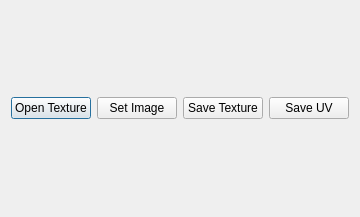
Old version of the form src/TextureDialog.ui in the repository Ovilia/April.
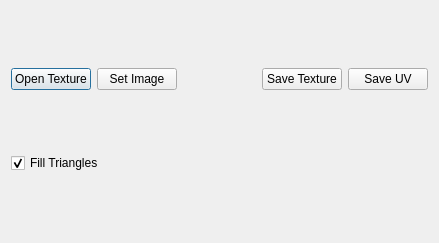
New version of the form.

Diff of the .ui file:
```diff
--- a/src/TextureDialog.ui
+++ b/src/TextureDialog.ui
@@ -6,8 +6,8 @@
    <rect>
     <x>0</x>
     <y>0</y>
-    <width>352</width>
-    <height>217</height>
+    <width>439</width>
+    <height>243</height>
    </rect>
   </property>
   <property name="windowTitle">
@@ -76,6 +76,16 @@
    <item>
     <layout class="QHBoxLayout" name="glLayout"/>
    </item>
+   <item>
+    <widget class="QCheckBox" name="checkBox">
+     <property name="text">
+      <string>Fill Triangles</string>
+     </property>
+     <property name="checked">
+      <bool>true</bool>
+     </property>
+    </widget>
+   </item>
   </layout>
  </widget>
  <resources/>
```
